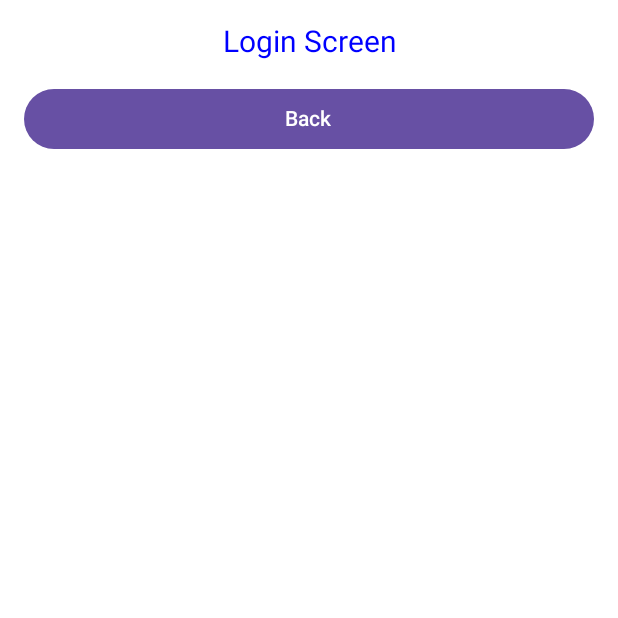
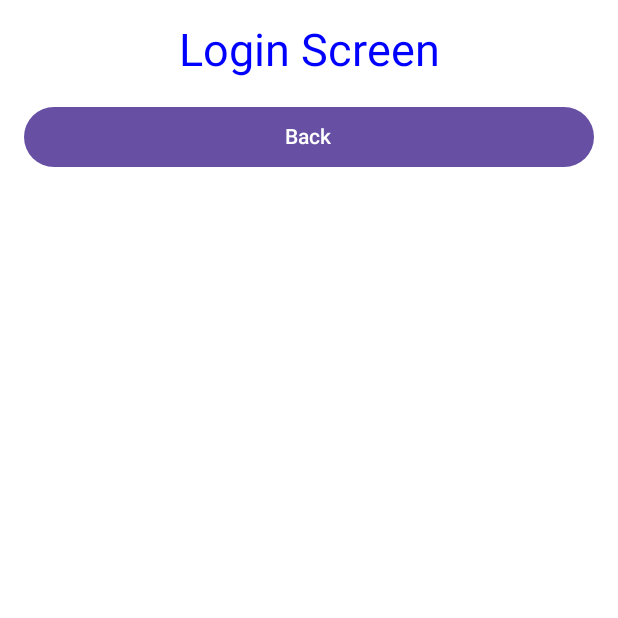
Before and after one commit to StellarSkyline/PilotFlightHourTracker, an Android app built with Jetpack Compose: the screen it shows after launch (MainActivity), after a tap on "Navigate to LoginScreen", on a phone screen of 412 x 824 dp, the top half of it. Run offline under Robolectric (Android 15) with nearby library versions, the phone set to English and light mode, and no system bars; our stand-ins replace constraintlayout-compose.

Commit message:
Small UI Changes
Text Title Size Increase

```diff
--- a/app/src/main/java/com/example/pilotflighthourtracker/ui/screen/HomeScreen.kt
+++ b/app/src/main/java/com/example/pilotflighthourtracker/ui/screen/HomeScreen.kt
@@ -8,9 +8,7 @@ import androidx.compose.runtime.Composable
 import androidx.compose.ui.Modifier
 import androidx.compose.ui.graphics.Color
 import androidx.compose.ui.layout.layoutId
-import androidx.compose.ui.platform.LocalContext
 import androidx.compose.ui.text.style.TextAlign
-import androidx.compose.ui.tooling.preview.Preview
 import androidx.compose.ui.unit.dp
 import androidx.compose.ui.unit.sp
 import androidx.constraintlayout.compose.ConstraintLayout
@@ -51,7 +49,7 @@ fun HomeScreen(navController: NavController) {
     ) {
 
         Text(text = "Flight Hour Tracker Home",
-            fontSize = 20.sp,
+            fontSize = 30.sp,
             color = Color.Blue,
             textAlign = TextAlign.Center,
             modifier = Modifier
--- a/app/src/main/java/com/example/pilotflighthourtracker/ui/screen/LoginScreen.kt
+++ b/app/src/main/java/com/example/pilotflighthourtracker/ui/screen/LoginScreen.kt
@@ -47,7 +47,7 @@ fun LoginScreen(navController: NavController) {
     ) {
 
         Text(text = "Login Screen",
-            fontSize = 20.sp,
+            fontSize = 30.sp,
             color = Color.Blue,
             textAlign = TextAlign.Center,
             modifier = Modifier.layoutId("tv_title"))
```
